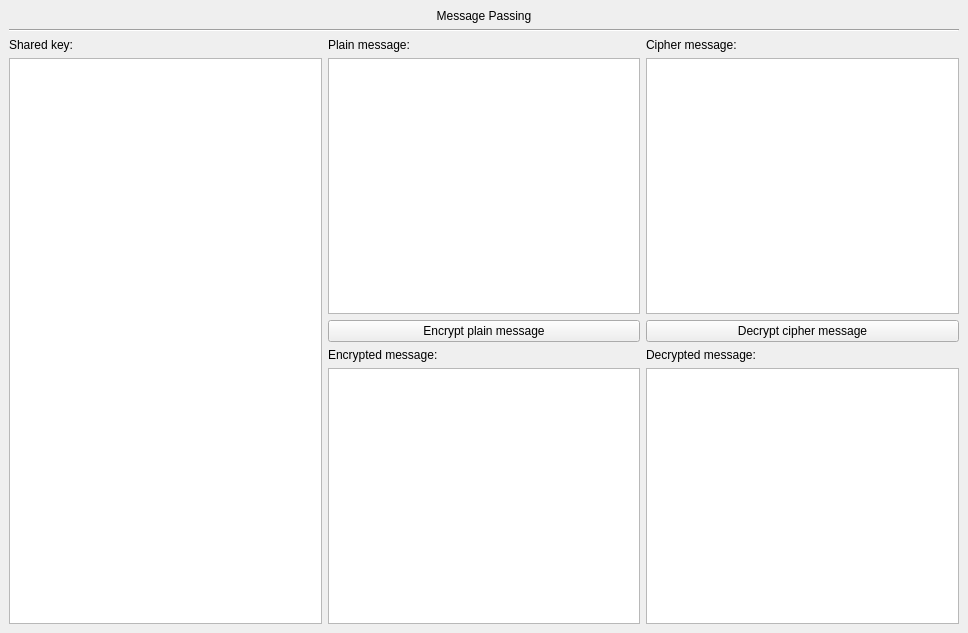
Above: user_window.ui from tornado80/cryptography-final-project before the change. Below: the same form after it.
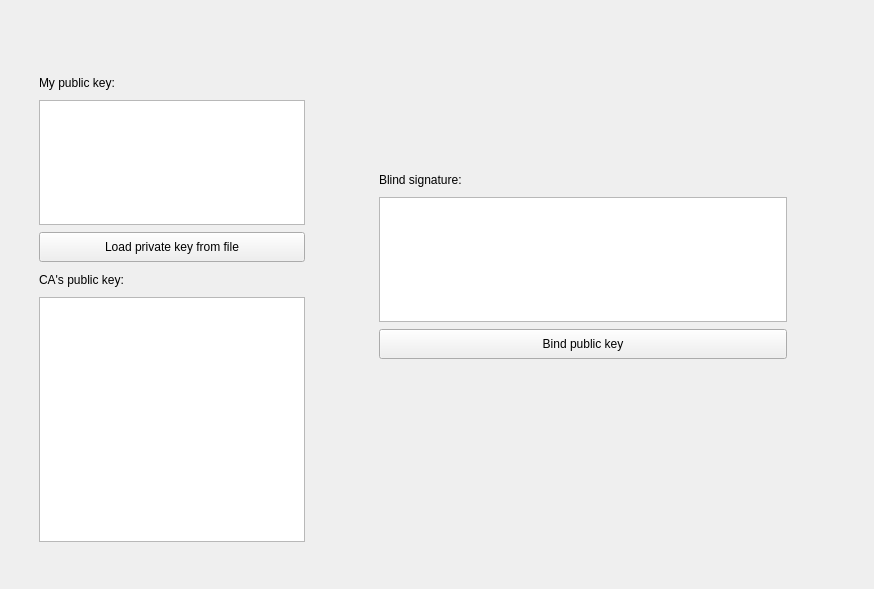
That is the form after the change.

Commit message: Implement GUI logic

```diff
--- a/user_window.ui
+++ b/user_window.ui
@@ -6,8 +6,8 @@
    <rect>
     <x>0</x>
     <y>0</y>
-    <width>968</width>
-    <height>633</height>
+    <width>874</width>
+    <height>589</height>
    </rect>
   </property>
   <property name="windowTitle">
@@ -15,73 +15,117 @@
   </property>
   <widget class="QWidget" name="centralwidget">
    <layout class="QGridLayout" name="gridLayout_2">
-    <property name="leftMargin">
-     <number>0</number>
-    </property>
-    <property name="topMargin">
-     <number>0</number>
-    </property>
-    <property name="rightMargin">
-     <number>0</number>
-    </property>
-    <property name="bottomMargin">
-     <number>0</number>
-    </property>
     <item row="0" column="0">
      <widget class="QStackedWidget" name="stackedWidget">
       <property name="frameShape">
        <enum>QFrame::NoFrame</enum>
       </property>
       <property name="currentIndex">
-       <number>2</number>
+       <number>0</number>
       </property>
+      <widget class="QWidget" name="step0">
+       <widget class="QPushButton" name="load_private_key_push_button">
+        <property name="geometry">
+         <rect>
+          <x>30</x>
+          <y>223</y>
+          <width>266</width>
+          <height>30</height>
+         </rect>
+        </property>
+        <property name="text">
+         <string>Load private key from file</string>
+        </property>
+       </widget>
+       <widget class="QPlainTextEdit" name="my_public_key_plain_text_edit">
+        <property name="geometry">
+         <rect>
+          <x>30</x>
+          <y>91</y>
+          <width>266</width>
+          <height>125</height>
+         </rect>
+        </property>
+        <property name="readOnly">
+         <bool>true</bool>
+        </property>
+       </widget>
+       <widget class="QPlainTextEdit" name="ca_public_key_plain_text_edit">
+        <property name="geometry">
+         <rect>
+          <x>30</x>
+          <y>288</y>
+          <width>266</width>
+          <height>245</height>
+         </rect>
+        </property>
+       </widget>
+       <widget class="QLabel" name="label_6">
+        <property name="geometry">
+         <rect>
+          <x>30</x>
+          <y>63</y>
+          <width>266</width>
+          <height>21</height>
+         </rect>
+        </property>
+        <property name="text">
+         <string>My public key:</string>
+        </property>
+       </widget>
+       <widget class="QLabel" name="label_11">
+        <property name="geometry">
+         <rect>
+          <x>30</x>
+          <y>260</y>
+          <width>266</width>
+          <height>21</height>
+         </rect>
+        </property>
+        <property name="text">
+         <string>CA's public key:</string>
+        </property>
+       </widget>
+       <widget class="QLabel" name="label_17">
+        <property name="geometry">
+         <rect>
+          <x>370</x>
+          <y>160</y>
+          <width>408</width>
+          <height>21</height>
+         </rect>
+        </property>
+        <property name="text">
+         <string>Blind signature:</string>
+        </property>
+       </widget>
+       <widget class="QPlainTextEdit" name="plainTextEdit">
+        <property name="geometry">
+         <rect>
+          <x>370</x>
+          <y>188</y>
+          <width>408</width>
+          <height>125</height>
+         </rect>
+        </property>
+       </widget>
+       <widget class="QPushButton" name="pushButton">
+        <property name="geometry">
+         <rect>
+          <x>370</x>
+          <y>320</y>
+          <width>408</width>
+          <height>30</height>
+         </rect>
+        </property>
+        <property name="text">
+         <string>Bind public key</string>
+        </property>
+       </widget>
+      </widget>
       <widget class="QWidget" name="step1">
        <layout class="QGridLayout" name="gridLayout_3">
-        <item row="2" column="0">
-         <widget class="QLabel" name="label_6">
-          <property name="text">
-           <string>My public key:</string>
-          </property>
-         </widget>
-        </item>
-        <item row="2" column="1">
-         <widget class="QLabel" name="label_9">
-          <property name="text">
-           <string>Peer's public key:</string>
-          </property>
-         </widget>
-        </item>
-        <item row="4" column="1">
-         <widget class="QLabel" name="label_10">
-          <property name="text">
-           <string>CA's signature on peer's public key:</string>
-          </property>
-         </widget>
-        </item>
-        <item row="5" column="1">
-         <widget class="QPlainTextEdit" name="peer_certificate_plain_text_edit"/>
-        </item>
-        <item row="3" column="1">
-         <widget class="QPlainTextEdit" name="peer_public_key_plain_text_edit"/>
-        </item>
-        <item row="4" column="0">
-         <widget class="QLabel" name="label_11">
-          <property name="text">
-           <string>Certificate Authority's public key:</string>
-          </property>
-         </widget>
-        </item>
-        <item row="3" column="0">
-         <widget class="QPlainTextEdit" name="my_public_key_plain_text_edit">
-          <property name="readOnly">
-           <bool>true</bool>
-          </property>
-         </widget>
-        </item>
-        <item row="5" column="0">
-         <widget class="QPlainTextEdit" name="ca_public_key_plain_text_edit"/>
-        </item>
-        <item row="0" column="0" colspan="2">
+        <item row="0" column="0" colspan="3">
          <widget class="QLabel" name="label_4">
           <property name="text">
            <string>Sharing Public Key</string>
@@ -191,45 +235,28 @@
       </widget>
       <widget class="QWidget" name="step3">
        <layout class="QGridLayout" name="gridLayout_4">
-        <item row="6" column="1">
-         <widget class="QPlainTextEdit" name="encrypted_message_plain_text_edit">
-          <property name="readOnly">
-           <bool>true</bool>
+        <item row="1" column="0" colspan="2">
+         <widget class="Line" name="line_3">
+          <property name="frameShadow">
+           <enum>QFrame::Plain</enum>
           </property>
          </widget>
         </item>
-        <item row="3" column="2">
-         <widget class="QPlainTextEdit" name="cipher_message_plain_text_edit">
-          <property name="readOnly">
-           <bool>true</bool>
+        <item row="2" column="0">
+         <widget class="QLabel" name="label_8">
+          <property name="text">
+           <string>Shared key:</string>
           </property>
          </widget>
         </item>
-        <item row="3" column="1">
-         <widget class="QPlainTextEdit" name="message_plain_text_edit"/>
-        </item>
-        <item row="3" column="0" rowspan="4">
+        <item row="3" column="0" colspan="2">
          <widget class="QPlainTextEdit" name="shared_key_plain_text_edit">
           <property name="readOnly">
            <bool>true</bool>
           </property>
          </widget>
         </item>
-        <item row="6" column="2">
-         <widget class="QPlainTextEdit" name="decrypted_message_plain_text_edit">
-          <property name="readOnly">
-           <bool>true</bool>
-          </property>
-         </widget>
-        </item>
-        <item row="2" column="2">
-         <widget class="QLabel" name="label_13">
-          <property name="text">
-           <string>Cipher message:</string>
-          </property>
-         </widget>
-        </item>
-        <item row="2" column="1">
+        <item row="4" column="0">
          <widget class="QLabel" name="label_12">
           <property name="text">
            <string>Plain message:</string>
@@ -237,41 +264,61 @@
          </widget>
         </item>
         <item row="4" column="1">
+         <widget class="QLabel" name="label_13">
+          <property name="text">
+           <string>Cipher message:</string>
+          </property>
+         </widget>
+        </item>
+        <item row="5" column="0">
+         <widget class="QPlainTextEdit" name="message_plain_text_edit"/>
+        </item>
+        <item row="5" column="1">
+         <widget class="QPlainTextEdit" name="cipher_message_plain_text_edit"/>
+        </item>
+        <item row="6" column="0">
          <widget class="QPushButton" name="encrypt_push_button">
           <property name="text">
            <string>Encrypt plain message</string>
           </property>
          </widget>
         </item>
-        <item row="5" column="1">
-         <widget class="QLabel" name="label_14">
-          <property name="text">
-           <string>Encrypted message:</string>
-          </property>
-         </widget>
-        </item>
-        <item row="4" column="2">
+        <item row="6" column="1">
          <widget class="QPushButton" name="decrypt_push_button">
           <property name="text">
            <string>Decrypt cipher message</string>
           </property>
          </widget>
         </item>
-        <item row="5" column="2">
+        <item row="7" column="0">
+         <widget class="QLabel" name="label_14">
+          <property name="text">
+           <string>Encrypted message:</string>
+          </property>
+         </widget>
+        </item>
+        <item row="7" column="1">
          <widget class="QLabel" name="label_15">
           <property name="text">
            <string>Decrypted message:</string>
           </property>
          </widget>
         </item>
-        <item row="2" column="0">
-         <widget class="QLabel" name="label_8">
-          <property name="text">
-           <string>Shared key:</string>
+        <item row="8" column="0">
+         <widget class="QPlainTextEdit" name="encrypted_message_plain_text_edit">
+          <property name="readOnly">
+           <bool>true</bool>
           </property>
          </widget>
         </item>
-        <item row="0" column="0" colspan="3">
+        <item row="8" column="1">
+         <widget class="QPlainTextEdit" name="decrypted_message_plain_text_edit">
+          <property name="readOnly">
+           <bool>true</bool>
+          </property>
+         </widget>
+        </item>
+        <item row="0" column="0" colspan="2">
          <widget class="QLabel" name="label_16">
           <property name="text">
            <string>Message Passing</string>
@@ -281,13 +328,6 @@
           </property>
          </widget>
         </item>
-        <item row="1" column="0" colspan="3">
-         <widget class="Line" name="line_3">
-          <property name="orientation">
-           <enum>Qt::Horizontal</enum>
-          </property>
-         </widget>
-        </item>
        </layout>
       </widget>
      </widget>
```
Left out of the diff: 53 changed lines with no effect on the pictures. The commit also changes 7 other files.
